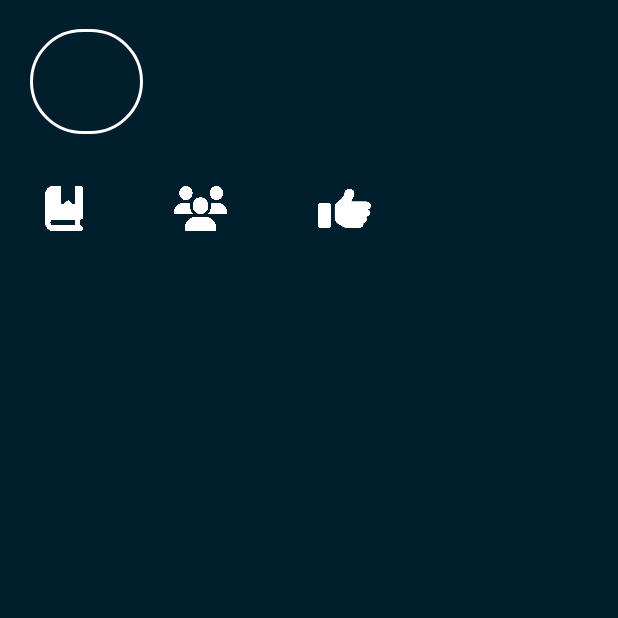
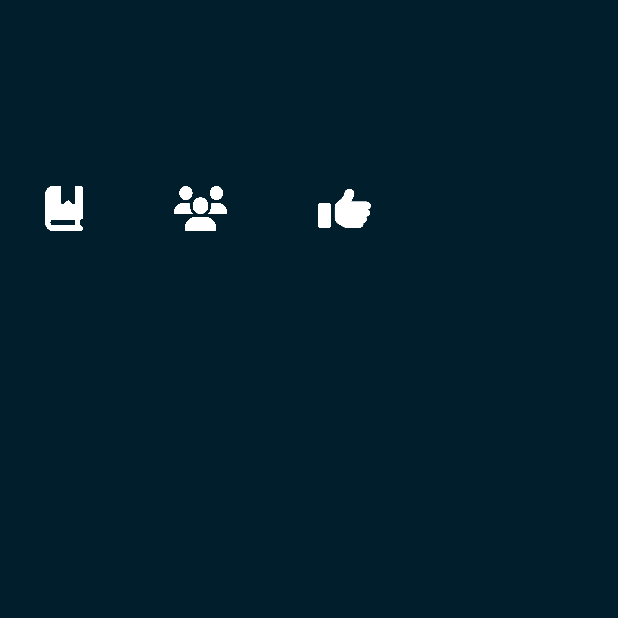
Before and after one commit to EduardJiron/12HGitCraft, an Android app: the fragment UsuarioFragment placed in its activity, on a phone screen of 412 x 824 dp, the top half of it. Run offline under Robolectric (Android 15) with nearby library versions, the phone set to English and light mode, and no system bars; our stand-ins replace CircleImageView, Room's generated code; pictures from the network do not load.

Commit message:
imagView

```diff
--- a/app/build.gradle
+++ b/app/build.gradle
@@ -71,7 +71,7 @@ dependencies {
     implementation 'com.github.kittinunf.fuel:fuel-json:2.3.1'
     implementation 'org.jetbrains.kotlinx:kotlinx-serialization-json:1.3.0'
     implementation 'com.google.code.gson:gson:2.8.9'
-
+    implementation 'de.hdodenhof:circleimageview:3.1.0'
     implementation "androidx.room:room-runtime:2.2.5"
     annotationProcessor "androidx.room:room-compiler:2.2.5"
 
--- a/app/src/main/res/layout/fragment_usuario.xml
+++ b/app/src/main/res/layout/fragment_usuario.xml
@@ -18,12 +18,11 @@
         app:layout_constraintTop_toTopOf="parent"
         app:layout_constraintVertical_bias="0.765" />
 
-    <ImageView
+    <de.hdodenhof.circleimageview.CircleImageView
         android:id="@+id/imageUser"
         android:layout_width="75dp"
         android:layout_height="70dp"
         android:layout_marginStart="20dp"
-        android:background="@drawable/edit_text_rounded"
         android:stateListAnimator="@null"
         app:layout_constraintBottom_toBottomOf="parent"
         app:layout_constraintCircleAngle="180"
```
